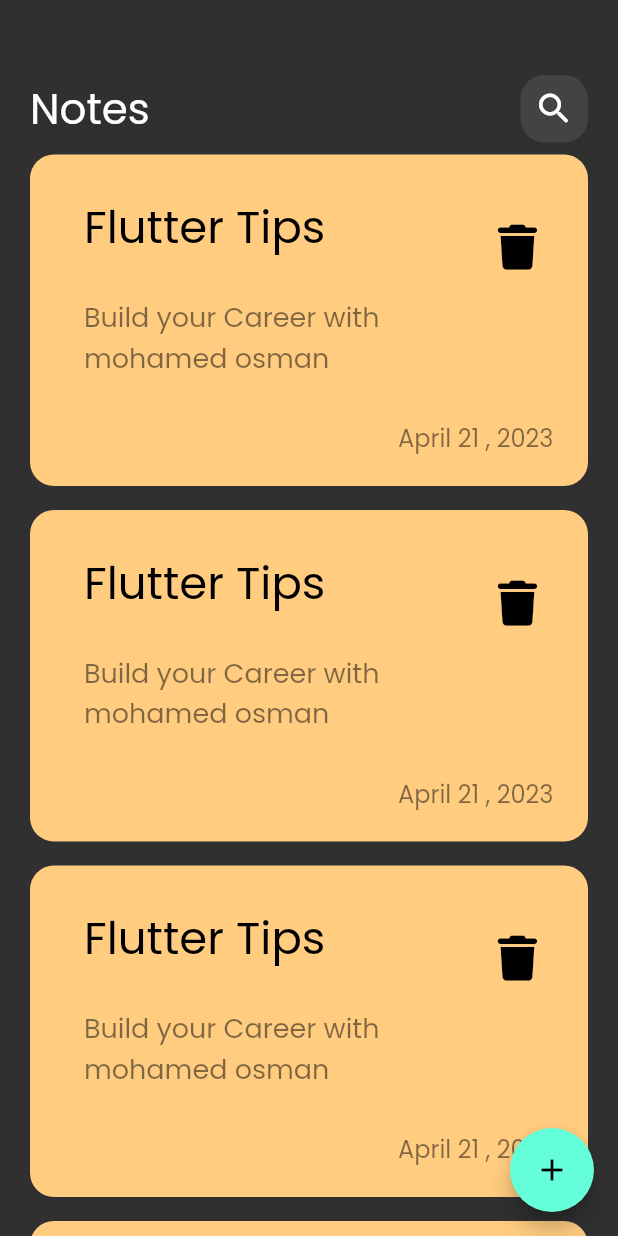
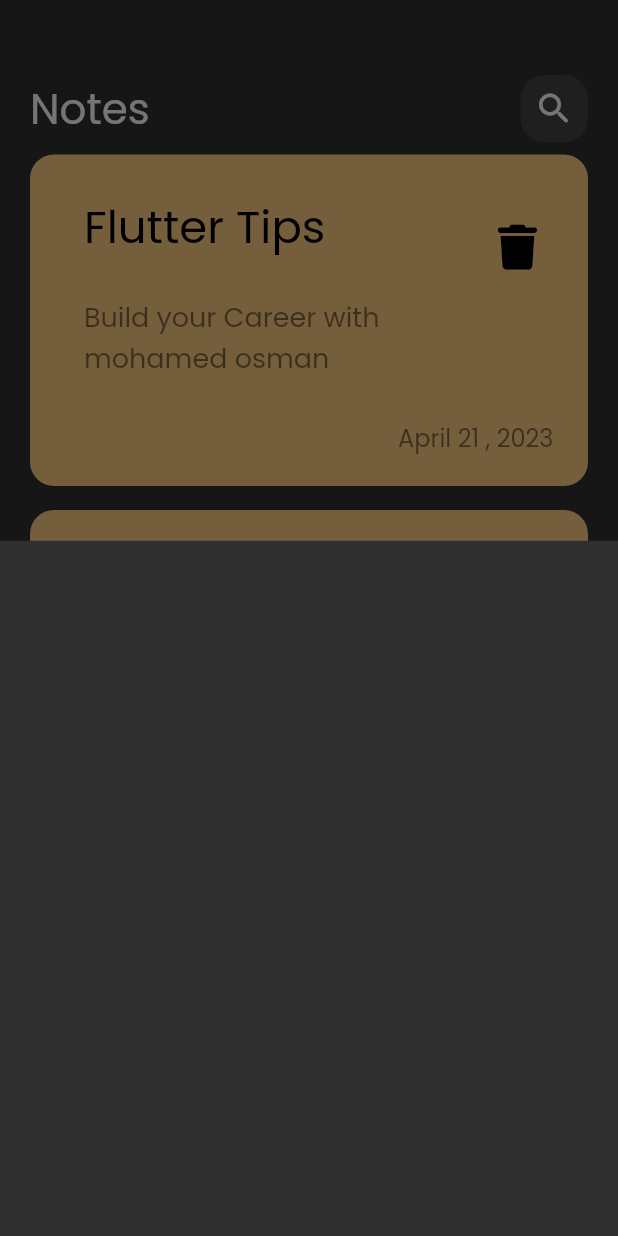
Before and after one commit to mohamed3sman/notes_app, a Flutter app: the screen it shows after launch, after a tap on the "add" icon, on a phone screen of 412 x 824 dp. Run offline on Flutter 3.47's test engine with Material 2 defaults, Android fonts, the phone set to English and light mode, and no system bars; our stand-ins replace font_awesome_flutter.

Commit message:
show modal bottom sheet

```diff
--- a/lib/views/notes_view.dart
+++ b/lib/views/notes_view.dart
@@ -1,4 +1,5 @@
 import 'package:flutter/material.dart';
+import 'package:notes_app/widgets/add_note_bottom_sheet.dart';
 import 'package:notes_app/widgets/notes_view_body.dart';
 
 class NotesView extends StatelessWidget {
@@ -8,7 +9,13 @@ class NotesView extends StatelessWidget {
   Widget build(BuildContext context) {
     return Scaffold(
       floatingActionButton: FloatingActionButton(
-        onPressed: () {},
+        onPressed: () {
+          showModalBottomSheet(
+              context: context,
+              builder: (context) {
+                return const AddNoteBottomSheet();
+              });
+        },
         child: const Icon(Icons.add),
       ),
       body: const NotesViewBody(),
--- /dev/null
+++ b/lib/widgets/add_note_bottom_sheet.dart
@@ -0,0 +1,10 @@
+import 'package:flutter/material.dart';
+
+class AddNoteBottomSheet extends StatelessWidget {
+  const AddNoteBottomSheet({super.key});
+
+  @override
+  Widget build(BuildContext context) {
+    return Container();
+  }
+}
--- a/lib/widgets/notes_list_view.dart
+++ b/lib/widgets/notes_list_view.dart
@@ -6,11 +6,13 @@ class NotesListView extends StatelessWidget {
 
   @override
   Widget build(BuildContext context) {
-    return ListView.builder(itemBuilder: (context, index) {
-      return const Padding(
-        padding: EdgeInsets.symmetric(vertical: 8),
-        child: NoteItem(),
-      );
-    });
+    return ListView.builder(
+        padding: EdgeInsets.zero,
+        itemBuilder: (context, index) {
+          return const Padding(
+            padding: EdgeInsets.symmetric(vertical: 8),
+            child: NoteItem(),
+          );
+        });
   }
 }
--- a/lib/widgets/notes_view_body.dart
+++ b/lib/widgets/notes_view_body.dart
@@ -1,6 +1,5 @@
 import 'package:flutter/material.dart';
 import 'package:notes_app/widgets/custom_app_bar.dart';
-import 'package:notes_app/widgets/custom_note_item.dart';
 import 'package:notes_app/widgets/notes_list_view.dart';
 
 class NotesViewBody extends StatelessWidget {
@@ -14,9 +13,7 @@ class NotesViewBody extends StatelessWidget {
         children: const [
           SizedBox(height: 50),
           CustomAppBar(),
-          Expanded(
-            child: NotesListView(),
-          )
+          Expanded(child: NotesListView())
         ],
       ),
     );
```
